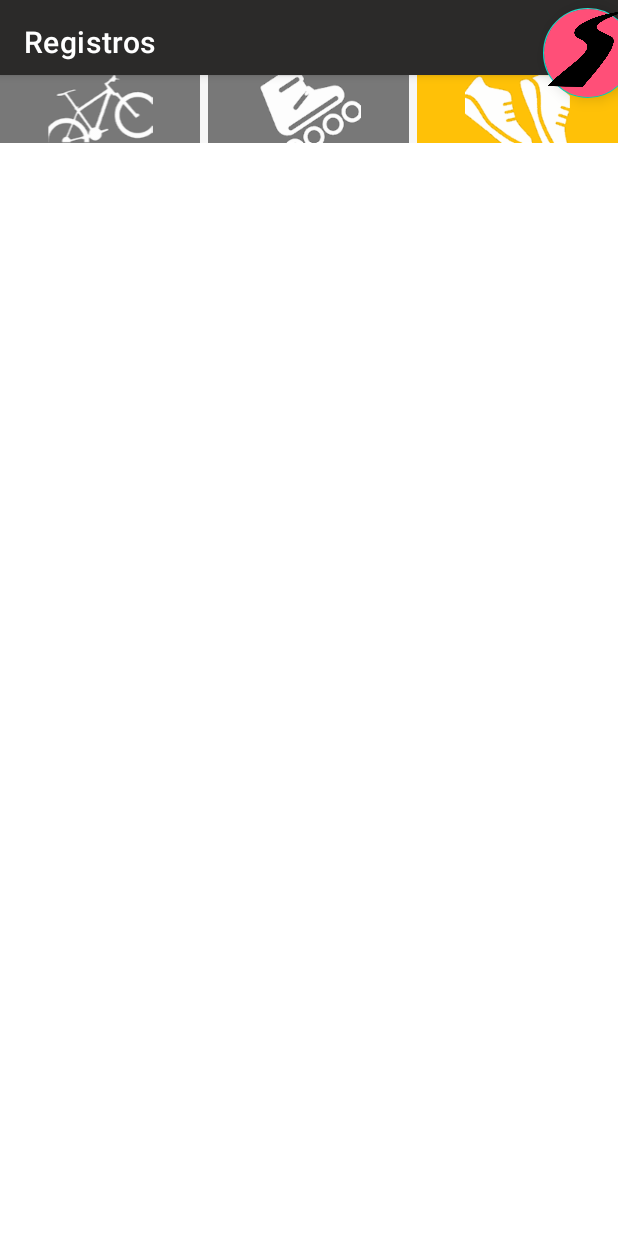
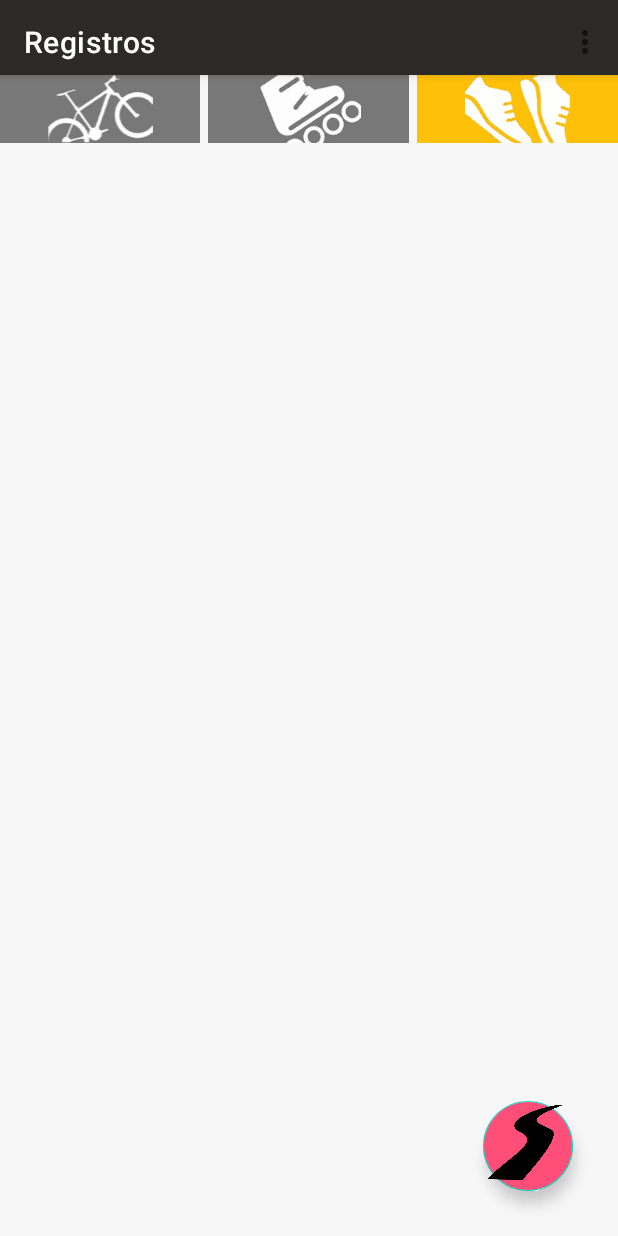
Before and after one commit to AndresAndreoli/WildRunning, an Android app: the RecordActivity screen opened directly, with no data from a screen before it, on a phone screen of 412 x 824 dp. Run offline under Robolectric (Android 15) with nearby library versions, the light colour scheme and no system bars.

Commit message:
Second menu added

```diff
--- a/app/src/main/res/layout/activity_record.xml
+++ b/app/src/main/res/layout/activity_record.xml
@@ -1,11 +1,8 @@
 <?xml version="1.0" encoding="utf-8"?>
-<LinearLayout
-    xmlns:android="http://schemas.android.com/apk/res/android"
-    xmlns:tools="http://schemas.android.com/tools"
+<LinearLayout xmlns:android="http://schemas.android.com/apk/res/android"
     xmlns:app="http://schemas.android.com/apk/res-auto"
     android:layout_width="match_parent"
     android:layout_height="match_parent"
-    tools:context=".RecordActivity"
     android:orientation="vertical"
     android:background="@color/white">
 
@@ -21,69 +18,63 @@
             android:layout_height="?attr/actionBarSize"
             android:background="@color/gray_dark"
             app:titleTextColor="@color/white"
-            app:layout_scrollFlags="scroll|enterAlways"/>
+            app:layout_scrollFlags="scroll|enterAlways" />
     </com.google.android.material.appbar.AppBarLayout>
 
     <LinearLayout
+        android:orientation="vertical"
         android:layout_width="match_parent"
-        android:layout_height="wrap_content"
-        android:orientation="vertical"
+        android:layout_height="match_parent"
         android:background="@color/gray_dark">
-
         <LinearLayout
             android:id="@+id/lySports"
+            android:orientation="horizontal"
             android:layout_width="match_parent"
             android:layout_height="wrap_content"
-            android:orientation="horizontal"
             android:gravity="center"
             android:background="@color/gray_light">
-
-            <!-- El weight es para determinar el peso (el ancho) que va a ocupar-->
             <ImageView
                 android:id="@+id/ivBike"
                 android:layout_width="0dp"
+                android:layout_weight=".3"
                 android:layout_height="wrap_content"
-                android:layout_weight=".3"
                 android:src="@mipmap/bike"
                 android:background="@color/gray_medium"
                 android:onClick="loadRunsBike"/>
-
             <ImageView
                 android:id="@+id/ivRollerSkate"
                 android:layout_width="0dp"
-                android:layout_height="wrap_content"
                 android:layout_weight=".3"
                 android:layout_marginLeft="5dp"
                 android:layout_marginRight="5dp"
+                android:layout_height="wrap_content"
                 android:src="@mipmap/rollerskate"
                 android:background="@color/gray_medium"
                 android:onClick="loadRunsRollerSkate"/>
-
             <ImageView
                 android:id="@+id/ivRunning"
                 android:layout_width="0dp"
+                android:layout_weight=".3"
                 android:layout_height="wrap_content"
-                android:layout_weight=".3"
                 android:src="@mipmap/running"
                 android:background="@color/orange"
-                android:onClick="loadRunning"/>
+                android:onClick="loadRunsRunning"/>
 
         </LinearLayout>
         <LinearLayout
+            android:id="@+id/rlRecyclers"
             android:layout_width="match_parent"
-            android:layout_height="wrap_content"
-            android:orientation="vertical"
-            android:background="@color/gray_dark">
+            android:layout_height="match_parent"
+            android:background="@color/gray_light">
             <androidx.recyclerview.widget.RecyclerView
                 android:id="@+id/rvRecords"
                 android:layout_width="match_parent"
-                android:layout_height="wrap_content"
-                android:layout_marginTop="0dp"/>
+                android:layout_height="match_parent"
+                android:layout_marginTop="0dp">
+            </androidx.recyclerview.widget.RecyclerView>
         </LinearLayout>
-
     </LinearLayout>
 
-    <!-- La | es para indicar que tiene mas de 1 valor el atributo -->
     <com.google.android.material.floatingactionbutton.FloatingActionButton
         android:id="@+id/fbHome"
         android:layout_width="60dp"
@@ -91,10 +82,11 @@
         android:layout_gravity="end|bottom"
         android:layout_marginRight="10dp"
         android:backgroundTint="@color/salmon_dark"
-        android:onClick="fbHome"
+        android:onClick="callHome"
         android:src="@drawable/camino"
-        android:translationX="20dp"
+        android:translationX="-20dp"
         android:translationY="-90dp"
-        app:maxImageSize="50dp"/>
+        app:maxImageSize="50dp" />
+
 
 </LinearLayout>
--- /dev/null
+++ b/app/src/main/res/menu/order_records_by.xml
@@ -0,0 +1,13 @@
+<?xml version="1.0" encoding="utf-8"?>
+<menu xmlns:android="http://schemas.android.com/apk/res/android">
+    <item android:id="@+id/orderby_date"
+        android:title="@string/orderby_dateZA"/>
+    <item android:id="@+id/orderby_duration"
+        android:title="@string/orderby_durationZA"/>
+    <item android:id="@+id/orderby_distance"
+        android:title="@string/orderby_distanceZA"/>
+    <item android:id="@+id/orderby_avgspeed"
+        android:title="@string/orderby_avgspeedZA"/>
+    <item android:id="@+id/orderby_maxspeed"
+        android:title="@string/orderby_maxspeedZA"/>
+</menu>
--- a/app/src/main/res/values/strings.xml
+++ b/app/src/main/res/values/strings.xml
@@ -30,10 +30,22 @@
 
     <string name="level">Nivel</string>
     <string name="user">andresandreoli@hotmail.com</string>
-    <string name="nav_hi">Let's go</string>
+    <string name="nav_hi">Lets go</string>
 
     <string name="navigation_drawer_open">Open</string>
     <string name="navigation_drawer_close">Close</string>
 
     <string name="bar_title_record">Registros</string>
+
+    <string name="orderby_dateZA">Fecha (Recientes primero)</string>
+    <string name="orderby_durationZA">Duracion(Mayores primero)</string>
+    <string name="orderby_distanceZA">Distancia(Mayores primero)</string>
+    <string name="orderby_avgspeedZA">Vel. Prom.(Mayores primero)</string>
+    <string name="orderby_maxspeedZA">Vel. Max. (Mayores primero)</string>
+
+    <string name="orderby_dateAZ">Fecha (Antiguos primero)</string>
+    <string name="orderby_durationAZ">Duracion (Menores primero)</string>
+    <string name="orderby_distanceAZ">Distancia (Menores primero)</string>
+    <string name="orderby_avgspeedAZ">Vel. Prom. (Menores primero)</string>
+    <string name="orderby_maxspeedAZ">Vel. Max. (Menores primero)</string>
 </resources>
```
Also changed, not shown: app/src/main/java/com/example/wildrunning/RecordActivity.kt (+82 -0 lines).
